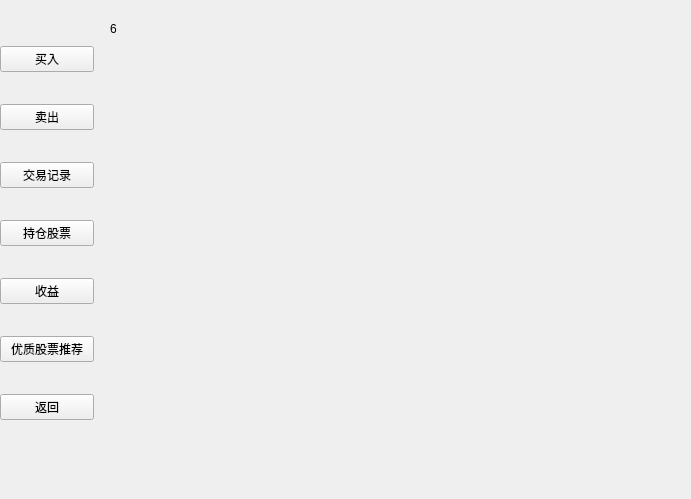
This is VirtualStock/buyin.ui in Vks-Feng/Nullptr as Qt 5 draws it before an edit. The edited form follows.
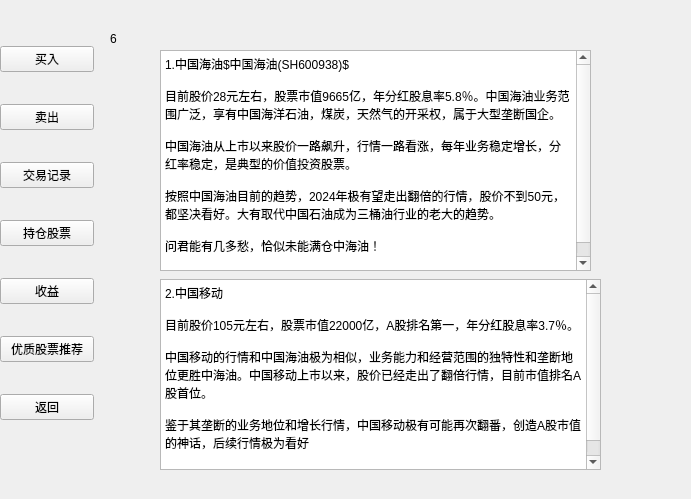
This is the edited form. The open tabs and pages were chosen to show the change.

Diff of the .ui file:
```diff
--- a/VirtualStock/buyin.ui
+++ b/VirtualStock/buyin.ui
@@ -17,7 +17,7 @@
    <property name="geometry">
     <rect>
      <x>110</x>
-     <y>10</y>
+     <y>20</y>
      <width>561</width>
      <height>461</height>
     </rect>
@@ -361,6 +361,49 @@
       <string>6</string>
      </property>
     </widget>
+    <widget class="QPlainTextEdit" name="plainTextEdit">
+     <property name="geometry">
+      <rect>
+       <x>50</x>
+       <y>30</y>
+       <width>431</width>
+       <height>221</height>
+      </rect>
+     </property>
+     <property name="plainText">
+      <string>1.中国海油$中国海油(SH600938)$
+
+目前股价28元左右，股票市值9665亿，年分红股息率5.8％。中国海油业务范围广泛，享有中国海洋石油，煤炭，天然气的开采权，属于大型垄断国企。
+
+中国海油从上市以来股价一路飙升，行情一路看涨，每年业务稳定增长，分红率稳定，是典型的价值投资股票。
+
+按照中国海油目前的趋势，2024年极有望走出翻倍的行情，股价不到50元，都坚决看好。大有取代中国石油成为三桶油行业的老大的趋势。
+
+问君能有几多愁，恰似未能满仓中海油！
+
+</string>
+     </property>
+    </widget>
+    <widget class="QPlainTextEdit" name="plainTextEdit_2">
+     <property name="geometry">
+      <rect>
+       <x>50</x>
+       <y>259</y>
+       <width>441</width>
+       <height>191</height>
+      </rect>
+     </property>
+     <property name="plainText">
+      <string>2.中国移动
+
+目前股价105元左右，股票市值22000亿，A股排名第一，年分红股息率3.7％。
+
+中国移动的行情和中国海油极为相似，业务能力和经营范围的独特性和垄断地位更胜中海油。中国移动上市以来，股价已经走出了翻倍行情，目前市值排名A股首位。
+
+鉴于其垄断的业务地位和增长行情，中国移动极有可能再次翻番，创造A股市值的神话，后续行情极为看好
+</string>
+     </property>
+    </widget>
    </widget>
   </widget>
   <widget class="QWidget" name="layoutWidget">
```
Left out of the diff: 22 changed lines with no effect on the pictures.
